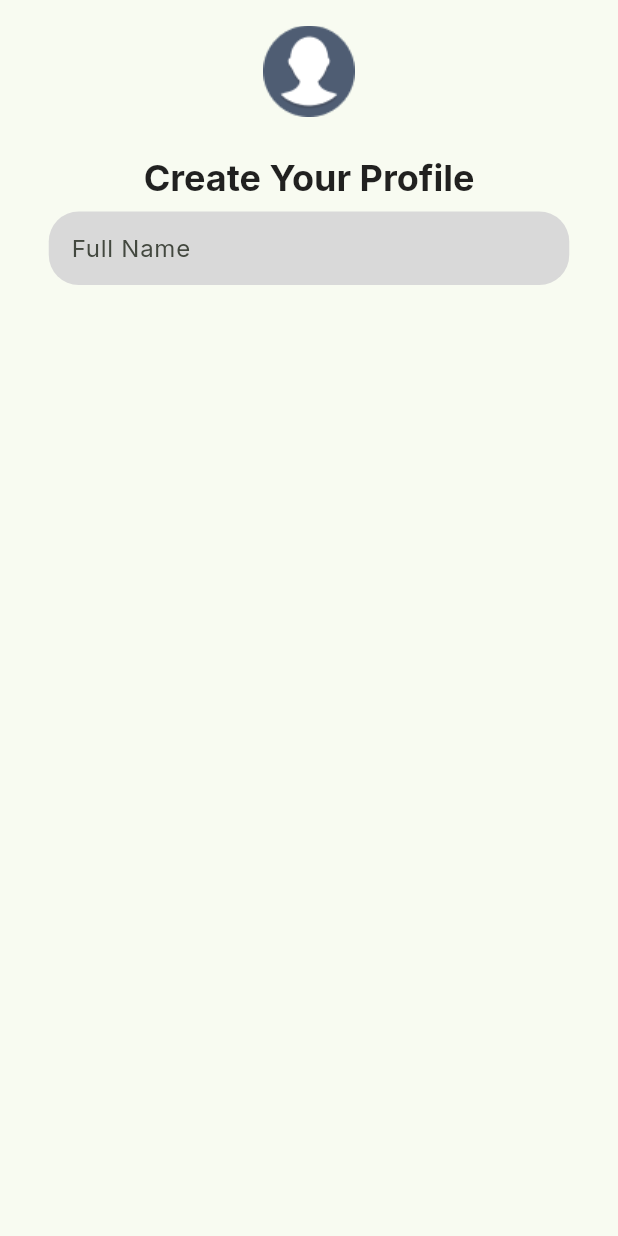
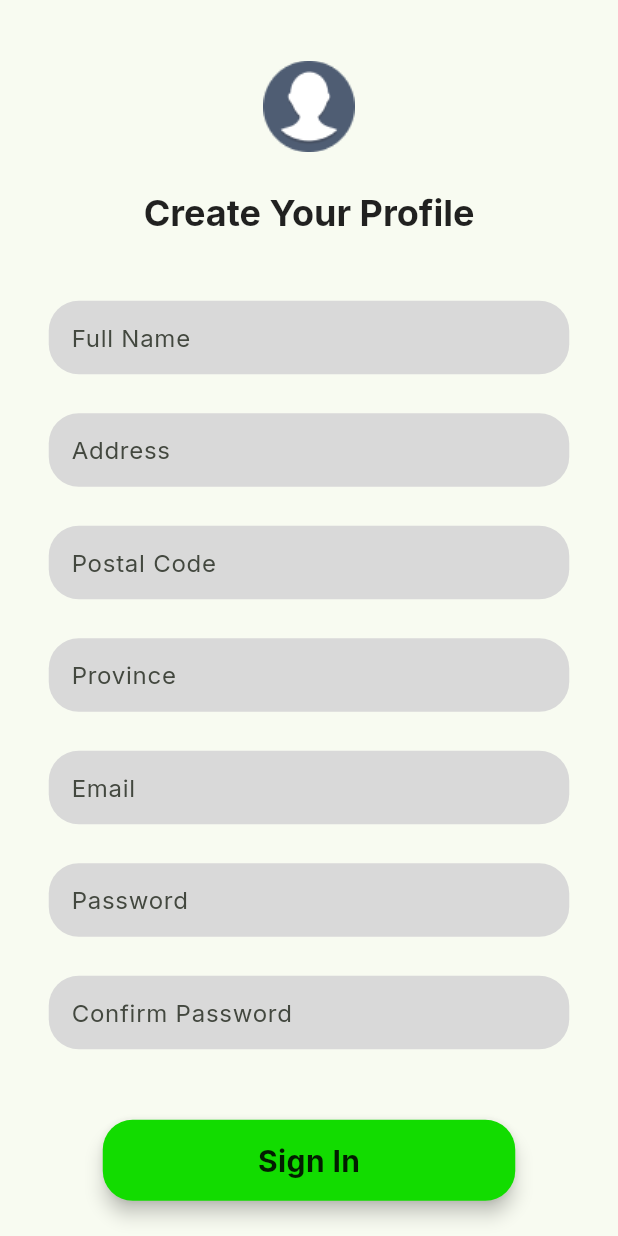
Before and after one commit to nethsaraLiyanage/eco-wise-flutter-app-frontend, a Flutter app: the SignUpScreen screen opened directly, on a phone screen of 412 x 824 dp. Run offline on Flutter 3.47's test engine with Material 2 defaults, Android fonts, the phone set to English and light mode, and no system bars; our stand-ins replace flutter_riverpod, google_fonts.

Commit message:
Sign Up Page UI (Only UI) done

```diff
--- a/lib/screens/sign_up_screen.dart
+++ b/lib/screens/sign_up_screen.dart
@@ -1,15 +1,31 @@
+import 'package:eco_wise/widgets/custom_elevated_button.dart';
+import 'package:eco_wise/widgets/custom_text_field.dart';
 import 'package:flutter/material.dart';
 
 class SignUpScreen extends StatelessWidget {
-  final _formKey = GlobalKey<FormState>();
+  SignUpScreen({super.key});
+
   final _fullName = TextEditingController();
-  SignUpScreen({super.key});
+  final _address = TextEditingController();
+  final _postalCode = TextEditingController();
+  final _province = TextEditingController();
+  final _email = TextEditingController();
+  final _password = TextEditingController();
+  final _confirmPassword = TextEditingController();
+
+  //ToDo: Input validation and sign in functionality
+  void _signIn(){
+    if(_fullName.text.isEmpty){
+      //Input validation
+    }
+  }
 
   @override
   Widget build(BuildContext context) {
     return Scaffold(
       body: SafeArea(
         child: Center(
+          child: SingleChildScrollView(
             child: Column(
               crossAxisAlignment: CrossAxisAlignment.center,
               children: [
@@ -29,28 +45,61 @@ class SignUpScreen extends StatelessWidget {
                         ),
                   ),
                 ),
+                const SizedBox(height: 36),
                 Column(
-                mainAxisAlignment: MainAxisAlignment.center,
                   children: [
-                  Container(
-                    height: 49,
-                    width: 347,
-                    padding: const EdgeInsets.only(left: 15),
-                    decoration: BoxDecoration(
-                      color: const Color.fromARGB(255, 217, 217, 217),
-                      borderRadius: BorderRadius.circular(20),
+                    CustomTextField(
+                      customController: _fullName,
+                      labelText: 'Full Name',
                     ),
-                    child: TextField(
-                      decoration: const InputDecoration(
-                        labelText: 'Full Name',
-                        border: InputBorder.none,
+                    const SizedBox(height: 26),
+                    CustomTextField(
+                      customController: _address,
+                      labelText: 'Address',
                     ),
-                      controller: _fullName,
+                    const SizedBox(height: 26),
+                    CustomTextField(
+                      customController: _postalCode,
+                      labelText: 'Postal Code',
                     ),
+                    const SizedBox(height: 26),
+                    CustomTextField(
+                      customController: _province,
+                      labelText: 'Province',
+                    ),
+                    const SizedBox(height: 26),
+                    CustomTextField(
+                      customController: _email,
+                      labelText: 'Email',
+                    ),
+                    const SizedBox(height: 26),
+                    CustomTextField(
+                      customController: _password,
+                      labelText: 'Password',
+                    ),
+                    const SizedBox(height: 26),
+                    CustomTextField(
+                      customController: _confirmPassword,
+                      labelText: 'Confirm Password',
                     ),
                   ],
                 ),
+                const SizedBox(
+                  height: 47,
+                ),
+                CustomElevatedButton(
+                    onButtonPressed: _signIn,
+                    height: 54,
+                    width: 275,
+                    childWidget: Text(
+                      'Sign In',
+                      style: Theme.of(context).textTheme.bodyMedium!.copyWith(
+                            fontWeight: FontWeight.bold,
+                            fontSize: 20,
+                          ),
+                    ))
               ],
+            ),
           ),
         ),
       ),
--- /dev/null
+++ b/lib/widgets/custom_text_field.dart
@@ -0,0 +1,32 @@
+import 'package:flutter/material.dart';
+
+class CustomTextField extends StatelessWidget {
+  const CustomTextField({
+    super.key,
+    required this.customController,
+    required this.labelText,
+  });
+
+  final TextEditingController customController;
+  final String labelText;
+
+  @override
+  Widget build(BuildContext context) {
+    return Container(
+      height: 49,
+      width: 347,
+      padding: const EdgeInsets.only(left: 15),
+      decoration: BoxDecoration(
+        color: const Color.fromARGB(255, 217, 217, 217),
+        borderRadius: BorderRadius.circular(20),
+      ),
+      child: TextField(
+        decoration: InputDecoration(
+          labelText: labelText,
+          border: InputBorder.none,
+        ),
+        controller: customController,
+      ),
+    );
+  }
+}
```
Lines whose indentation alone changed are shown as unchanged.
